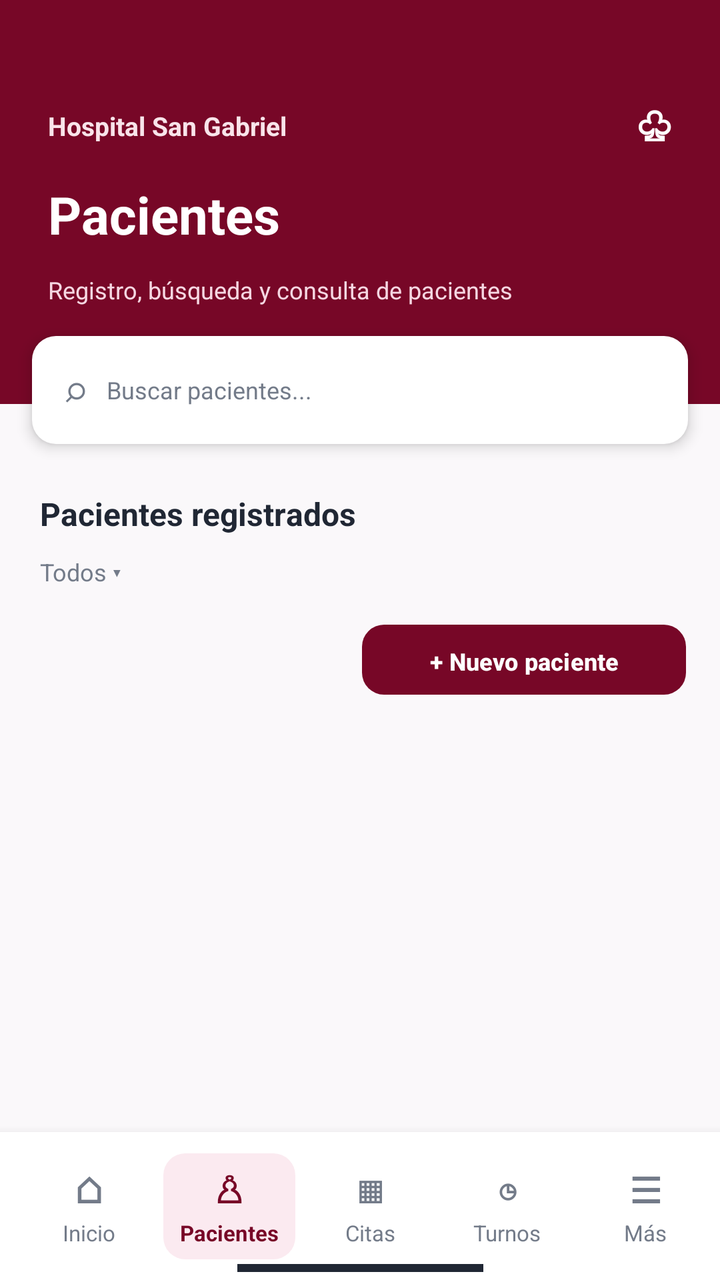
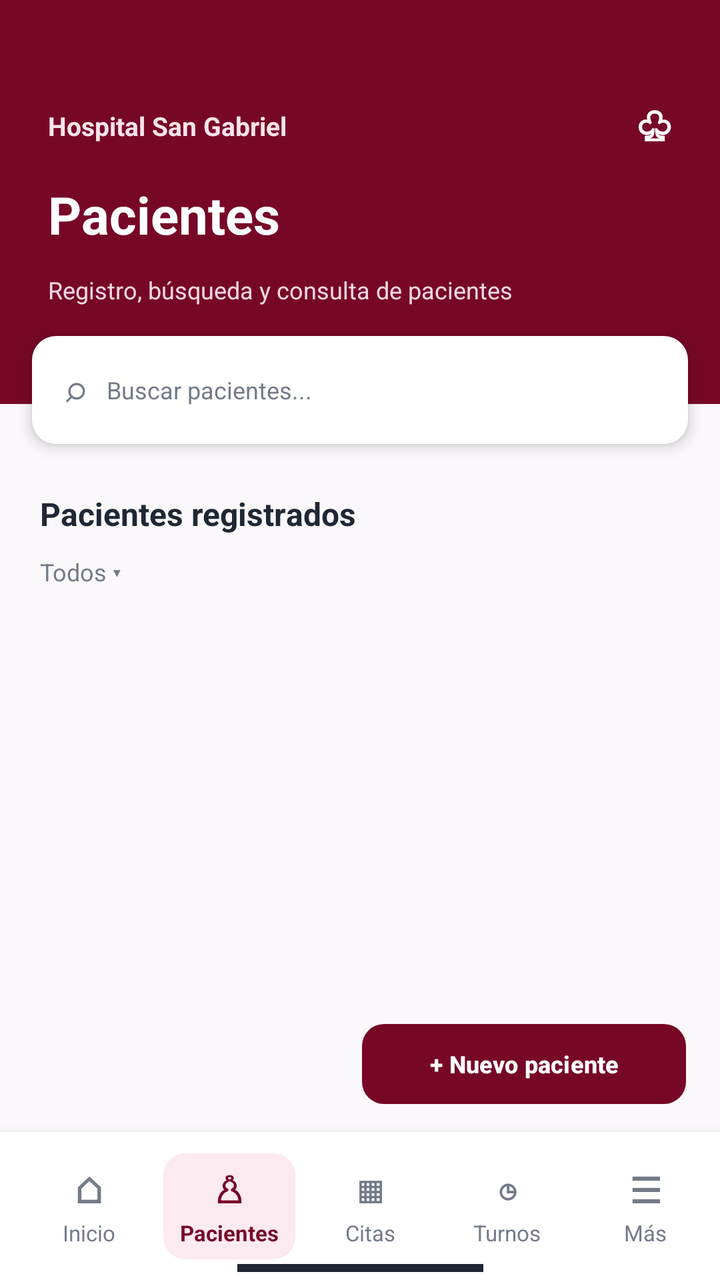

Before-and-after screenshots of an Android layout around one commit, followed by the original layout XML and the change that was made.
<!-- AndroidManifest.xml: activity theme Theme.Hospital_Universitario -->
<!-- res/layout/activity_patients.xml -->
<?xml version="1.0" encoding="utf-8"?>
<androidx.constraintlayout.widget.ConstraintLayout xmlns:android="http://schemas.android.com/apk/res/android"
    xmlns:app="http://schemas.android.com/apk/res-auto"
    xmlns:tools="http://schemas.android.com/tools"
    android:layout_width="match_parent"
    android:layout_height="match_parent"
    android:background="@color/background_main"
    tools:context=".PatientsActivity">

    
    <ScrollView
        android:layout_width="0dp"
        android:layout_height="0dp"
        android:fillViewport="true"
        app:layout_constraintBottom_toTopOf="@id/bottomNavContainer"
        app:layout_constraintEnd_toEndOf="parent"
        app:layout_constraintStart_toStartOf="parent"
        app:layout_constraintTop_toTopOf="parent">

        <androidx.constraintlayout.widget.ConstraintLayout
            android:layout_width="match_parent"
            android:layout_height="wrap_content"
            android:paddingBottom="90dp">

            
            <View
                android:id="@+id/viewHeader"
                android:layout_width="0dp"
                android:layout_height="202dp"
                android:background="@color/wine_primary"
                app:layout_constraintEnd_toEndOf="parent"
                app:layout_constraintStart_toStartOf="parent"
                app:layout_constraintTop_toTopOf="parent" />

            
            <TextView
                android:id="@+id/tvHeaderHospital"
                android:layout_width="0dp"
                android:layout_height="wrap_content"
                android:layout_marginStart="24dp"
                android:layout_marginTop="54dp"
                android:layout_marginEnd="16dp"
                android:text="@string/hospital_san_gabriel"
                android:textColor="#F9E4EA"
                android:textSize="13sp"
                android:textStyle="bold"
                app:layout_constraintEnd_toStartOf="@id/tvHeaderIcon"
                app:layout_constraintStart_toStartOf="parent"
                app:layout_constraintTop_toTopOf="parent" />

            <TextView
                android:id="@+id/tvHeaderIcon"
                android:layout_width="wrap_content"
                android:layout_height="wrap_content"
                android:layout_marginEnd="24dp"
                android:text="♧"
                android:textColor="@color/white"
                android:textSize="20sp"
                android:textStyle="bold"
                app:layout_constraintBottom_toBottomOf="@id/tvHeaderHospital"
                app:layout_constraintEnd_toEndOf="parent"
                app:layout_constraintTop_toTopOf="@id/tvHeaderHospital" />

            
            <TextView
                android:id="@+id/tvScreenTitle"
                android:layout_width="0dp"
                android:layout_height="wrap_content"
                android:layout_marginStart="24dp"
                android:layout_marginTop="18dp"
                android:layout_marginEnd="24dp"
                android:text="@string/patients_title"
                android:textColor="@color/white"
                android:textSize="26sp"
                android:textStyle="bold"
                app:layout_constraintEnd_toEndOf="parent"
                app:layout_constraintStart_toStartOf="parent"
                app:layout_constraintTop_toBottomOf="@id/tvHeaderHospital" />

            
            <TextView
                android:id="@+id/tvScreenSubtitle"
                android:layout_width="0dp"
                android:layout_height="wrap_content"
                android:layout_marginStart="24dp"
                android:layout_marginTop="12dp"
                android:layout_marginEnd="24dp"
                android:text="@string/patients_subtitle"
                android:textColor="#F6D7E2"
                android:textSize="12sp"
                app:layout_constraintEnd_toEndOf="parent"
                app:layout_constraintStart_toStartOf="parent"
                app:layout_constraintTop_toBottomOf="@id/tvScreenTitle" />

            
            <LinearLayout
                android:id="@+id/cardSearch"
                android:layout_width="0dp"
                android:layout_height="54dp"
                android:layout_marginStart="16dp"
                android:layout_marginEnd="16dp"
                android:layout_marginTop="15dp"
                android:background="@drawable/bg_dashboard_card"
                android:elevation="4dp"
                android:gravity="center_vertical"
                android:orientation="horizontal"
                android:paddingStart="16dp"
                android:paddingEnd="16dp"
                app:layout_constraintEnd_toEndOf="parent"
                app:layout_constraintStart_toStartOf="parent"
                app:layout_constraintTop_toBottomOf="@id/tvScreenSubtitle">

                <TextView
                    android:layout_width="wrap_content"
                    android:layout_height="wrap_content"
                    android:text="⌕"
                    android:textColor="#737B89"
                    android:textSize="18sp" />

                <TextView
                    android:layout_width="match_parent"
                    android:layout_height="wrap_content"
                    android:layout_marginStart="10dp"
                    android:text="@string/search_patients_hint"
                    android:textColor="#737B89"
                    android:textSize="12sp" />
            </LinearLayout>

            
            <TextView
                android:id="@+id/tvPatientsListTitle"
                android:layout_width="0dp"
                android:layout_height="wrap_content"
                android:layout_marginStart="20dp"
                android:layout_marginTop="24dp"
                android:layout_marginEnd="20dp"
                android:text="@string/registered_patients_title"
                android:textColor="#202734"
                android:textSize="16sp"
                android:textStyle="bold"
                app:layout_constraintEnd_toEndOf="parent"
                app:layout_constraintStart_toStartOf="parent"
                app:layout_constraintTop_toBottomOf="@id/cardSearch" />

            
            <TextView
                android:id="@+id/tvFilters"
                android:layout_width="0dp"
                android:layout_height="wrap_content"
                android:layout_marginStart="20dp"
                android:layout_marginTop="10dp"
                android:layout_marginEnd="20dp"
                android:text="@string/patients_filter_todos"
                android:textColor="#737B89"
                android:textSize="12sp"
                app:layout_constraintEnd_toEndOf="parent"
                app:layout_constraintStart_toStartOf="parent"
                app:layout_constraintTop_toBottomOf="@id/tvPatientsListTitle" />

            
            <androidx.recyclerview.widget.RecyclerView
                android:id="@+id/rvPatients"
                android:layout_width="0dp"
                android:layout_height="wrap_content"
                android:nestedScrollingEnabled="false"
                android:overScrollMode="never"
                app:layout_constraintEnd_toEndOf="parent"
                app:layout_constraintStart_toStartOf="parent"
                app:layout_constraintTop_toBottomOf="@id/tvFilters"
                tools:listitem="@layout/item_patient" />

            
            <TextView
                android:id="@+id/tvEmpty"
                android:layout_width="0dp"
                android:layout_height="wrap_content"
                android:layout_marginStart="20dp"
                android:layout_marginTop="24dp"
                android:layout_marginEnd="20dp"
                android:gravity="center"
                android:textColor="#737B89"
                android:textSize="14sp"
                android:visibility="gone"
                app:layout_constraintEnd_toEndOf="parent"
                app:layout_constraintStart_toStartOf="parent"
                app:layout_constraintTop_toBottomOf="@id/tvFilters" />

            <androidx.constraintlayout.widget.Barrier
                android:id="@+id/listBarrier"
                android:layout_width="wrap_content"
                android:layout_height="wrap_content"
                app:barrierDirection="bottom"
                app:constraint_referenced_ids="rvPatients,tvEmpty" />

            
            <Button
                android:id="@+id/btnNewPatient"
                android:layout_width="162dp"
                android:layout_height="35dp"
                android:layout_marginTop="18dp"
                android:layout_marginEnd="17dp"
                android:background="@drawable/bg_button_wine"
                android:text="@string/btn_new_patient"
                android:textAllCaps="false"
                android:textColor="@color/white"
                android:textSize="12sp"
                android:textStyle="bold"
                app:backgroundTint="@null"
                app:layout_constraintEnd_toEndOf="parent"
                app:layout_constraintTop_toBottomOf="@id/listBarrier" />

        </androidx.constraintlayout.widget.ConstraintLayout>
    </ScrollView>

    
    <androidx.constraintlayout.widget.ConstraintLayout
        android:id="@+id/bottomNavContainer"
        android:layout_width="0dp"
        android:layout_height="74dp"
        android:background="@color/white"
        android:elevation="8dp"
        app:layout_constraintBottom_toBottomOf="parent"
        app:layout_constraintEnd_toEndOf="parent"
        app:layout_constraintStart_toStartOf="parent">

        
        <LinearLayout
            android:id="@+id/tabInicio"
            android:layout_width="63dp"
            android:layout_height="53dp"
            android:layout_marginStart="13dp"
            android:background="?attr/selectableItemBackground"
            android:clickable="true"
            android:focusable="true"
            android:gravity="center"
            android:orientation="vertical"
            app:layout_constraintBottom_toBottomOf="parent"
            app:layout_constraintStart_toStartOf="parent"
            app:layout_constraintTop_toTopOf="parent">

            <TextView
                android:layout_width="wrap_content"
                android:layout_height="wrap_content"
                android:text="⌂"
                android:textColor="#737B89"
                android:textSize="18sp"
                android:textStyle="bold" />

            <TextView
                android:layout_width="wrap_content"
                android:layout_height="wrap_content"
                android:layout_marginTop="2dp"
                android:text="@string/nav_inicio"
                android:textColor="#737B89"
                android:textSize="11sp" />
        </LinearLayout>

        
        <LinearLayout
            android:id="@+id/tabPacientes"
            android:layout_width="66dp"
            android:layout_height="53dp"
            android:background="@drawable/bg_nav_selected"
            android:gravity="center"
            android:orientation="vertical"
            app:layout_constraintBottom_toBottomOf="parent"
            app:layout_constraintEnd_toStartOf="@id/tabCitas"
            app:layout_constraintStart_toEndOf="@id/tabInicio"
            app:layout_constraintTop_toTopOf="parent">

            <TextView
                android:layout_width="wrap_content"
                android:layout_height="wrap_content"
                android:text="♙"
                android:textColor="@color/wine_primary"
                android:textSize="18sp"
                android:textStyle="bold" />

            <TextView
                android:layout_width="wrap_content"
                android:layout_height="wrap_content"
                android:layout_marginTop="2dp"
                android:text="@string/nav_patients"
                android:textColor="@color/wine_primary"
                android:textSize="11sp"
                android:textStyle="bold" />
        </LinearLayout>

        
        <LinearLayout
            android:id="@+id/tabCitas"
            android:layout_width="63dp"
            android:layout_height="53dp"
            android:background="?attr/selectableItemBackground"
            android:clickable="true"
            android:focusable="true"
            android:gravity="center"
            android:orientation="vertical"
            app:layout_constraintBottom_toBottomOf="parent"
            app:layout_constraintEnd_toStartOf="@id/tabTurnos"
            app:layout_constraintStart_toEndOf="@id/tabPacientes"
            app:layout_constraintTop_toTopOf="parent">

            <TextView
                android:layout_width="wrap_content"
                android:layout_height="wrap_content"
                android:text="▦"
                android:textColor="#737B89"
                android:textSize="18sp"
                android:textStyle="bold" />

            <TextView
                android:layout_width="wrap_content"
                android:layout_height="wrap_content"
                android:layout_marginTop="2dp"
                android:text="@string/nav_appointments"
                android:textColor="#737B89"
                android:textSize="11sp" />
        </LinearLayout>

        
        <LinearLayout
            android:id="@+id/tabTurnos"
            android:layout_width="63dp"
            android:layout_height="53dp"
            android:background="?attr/selectableItemBackground"
            android:clickable="true"
            android:focusable="true"
            android:gravity="center"
            android:orientation="vertical"
            app:layout_constraintBottom_toBottomOf="parent"
            app:layout_constraintEnd_toStartOf="@id/tabMas"
            app:layout_constraintStart_toEndOf="@id/tabCitas"
            app:layout_constraintTop_toTopOf="parent">

            <TextView
                android:layout_width="wrap_content"
                android:layout_height="wrap_content"
                android:text="◷"
                android:textColor="#737B89"
                android:textSize="18sp"
                android:textStyle="bold" />

            <TextView
                android:layout_width="wrap_content"
                android:layout_height="wrap_content"
                android:layout_marginTop="2dp"
                android:text="@string/nav_turns"
                android:textColor="#737B89"
                android:textSize="11sp" />
        </LinearLayout>

        
        <LinearLayout
            android:id="@+id/tabMas"
            android:layout_width="63dp"
            android:layout_height="53dp"
            android:background="?attr/selectableItemBackground"
            android:clickable="true"
            android:focusable="true"
            android:gravity="center"
            android:orientation="vertical"
            app:layout_constraintBottom_toBottomOf="parent"
            app:layout_constraintEnd_toEndOf="parent"
            app:layout_constraintStart_toEndOf="@id/tabTurnos"
            app:layout_constraintTop_toTopOf="parent">

            <TextView
                android:layout_width="wrap_content"
                android:layout_height="wrap_content"
                android:text="☰"
                android:textColor="#737B89"
                android:textSize="18sp"
                android:textStyle="bold" />

            <TextView
                android:layout_width="wrap_content"
                android:layout_height="wrap_content"
                android:layout_marginTop="2dp"
                android:text="@string/nav_more"
                android:textColor="#737B89"
                android:textSize="11sp" />
        </LinearLayout>

        
        <View
            android:layout_width="123dp"
            android:layout_height="4dp"
            android:layout_marginBottom="4dp"
            android:background="#202734"
            app:layout_constraintBottom_toBottomOf="parent"
            app:layout_constraintEnd_toEndOf="parent"
            app:layout_constraintStart_toStartOf="parent" />

    </androidx.constraintlayout.widget.ConstraintLayout>

</androidx.constraintlayout.widget.ConstraintLayout>
<!-- res/layout/item_patient.xml (included above) -->
<?xml version="1.0" encoding="utf-8"?>
<androidx.constraintlayout.widget.ConstraintLayout xmlns:android="http://schemas.android.com/apk/res/android"
    xmlns:app="http://schemas.android.com/apk/res-auto"
    android:id="@+id/cardPatient"
    android:layout_width="match_parent"
    android:layout_height="86dp"
    android:layout_marginStart="17dp"
    android:layout_marginTop="12dp"
    android:layout_marginEnd="17dp"
    android:background="@drawable/bg_dashboard_card"
    android:clickable="true"
    android:elevation="2dp"
    android:focusable="true">

    <FrameLayout
        android:id="@+id/flIcon"
        android:layout_width="42dp"
        android:layout_height="42dp"
        android:layout_marginStart="14dp"
        android:background="@drawable/bg_nav_selected"
        app:layout_constraintBottom_toBottomOf="parent"
        app:layout_constraintStart_toStartOf="parent"
        app:layout_constraintTop_toTopOf="parent">

        <TextView
            android:layout_width="wrap_content"
            android:layout_height="wrap_content"
            android:layout_gravity="center"
            android:text="✚"
            android:textColor="@color/wine_primary"
            android:textSize="20sp"
            android:textStyle="bold" />
    </FrameLayout>

    <TextView
        android:id="@+id/tvName"
        android:layout_width="0dp"
        android:layout_height="wrap_content"
        android:layout_marginStart="12dp"
        android:layout_marginTop="16dp"
        android:layout_marginEnd="14dp"
        android:textColor="#202734"
        android:textSize="14sp"
        android:textStyle="bold"
        app:layout_constraintEnd_toEndOf="parent"
        app:layout_constraintStart_toEndOf="@id/flIcon"
        app:layout_constraintTop_toTopOf="parent" />

    <TextView
        android:id="@+id/tvMeta"
        android:layout_width="0dp"
        android:layout_height="wrap_content"
        android:layout_marginStart="12dp"
        android:layout_marginTop="4dp"
        android:layout_marginEnd="14dp"
        android:textColor="#737B89"
        android:textSize="11sp"
        app:layout_constraintEnd_toEndOf="parent"
        app:layout_constraintStart_toEndOf="@id/flIcon"
        app:layout_constraintTop_toBottomOf="@id/tvName" />

    <TextView
        android:id="@+id/btnViewRecord"
        android:layout_width="121dp"
        android:layout_height="24dp"
        android:layout_marginStart="12dp"
        android:layout_marginTop="6dp"
        android:background="@drawable/bg_pill_pink"
        android:clickable="true"
        android:focusable="true"
        android:gravity="center"
        android:text="@string/btn_view_record"
        android:textColor="#202734"
        android:textSize="10sp"
        android:textStyle="bold"
        app:layout_constraintStart_toEndOf="@id/flIcon"
        app:layout_constraintTop_toBottomOf="@id/tvMeta" />
</androidx.constraintlayout.widget.ConstraintLayout>
<!-- resources referenced by this layout -->
<resources>
  <color name="background_main">#FAF8FA</color>
  <color name="white">#FFFFFFFF</color>
  <color name="wine_primary">#770727</color>
  <!-- drawable bg_button_wine (drawable) -->
  <?xml version="1.0" encoding="utf-8"?>
  <shape xmlns:android="http://schemas.android.com/apk/res/android"
      android:shape="rectangle">
      <solid android:color="@color/wine_primary" />
      <corners android:radius="11dp" />
  </shape>
  <!-- drawable bg_dashboard_card (drawable) -->
  <?xml version="1.0" encoding="utf-8"?>
  <shape xmlns:android="http://schemas.android.com/apk/res/android"
      android:shape="rectangle">
      <solid android:color="@color/white" />
      <corners android:radius="12dp" />
  </shape>
  <!-- drawable bg_nav_selected (drawable) -->
  <?xml version="1.0" encoding="utf-8"?>
  <shape xmlns:android="http://schemas.android.com/apk/res/android"
      android:shape="rectangle">
      <solid android:color="#FBEAF0" />
      <corners android:radius="11dp" />
  </shape>
  <!-- drawable bg_pill_pink (drawable) -->
  <?xml version="1.0" encoding="utf-8"?>
  <shape xmlns:android="http://schemas.android.com/apk/res/android"
      android:shape="rectangle">
      <solid android:color="#FBEAF0" />
      <corners android:radius="12dp" />
  </shape>
  <string name="btn_new_patient">+ Nuevo paciente</string>
  <string name="btn_view_record">Ver expediente</string>
  <string name="hospital_san_gabriel">Hospital San Gabriel</string>
  <string name="nav_appointments">Citas</string>
  <string name="nav_inicio">Inicio</string>
  <string name="nav_more">Más</string>
  <string name="nav_patients">Pacientes</string>
  <string name="nav_turns">Turnos</string>
  <string name="patients_filter_todos">Todos ▾</string>
  <string name="patients_subtitle">Registro, búsqueda y consulta de pacientes</string>
  <string name="patients_title">Pacientes</string>
  <string name="registered_patients_title">Pacientes registrados</string>
  <string name="search_patients_hint">Buscar pacientes...</string>
  <style name="Theme.Hospital_Universitario" parent="Theme.Material3.DayNight.NoActionBar" />
</resources>

<!-- the commit's change to res/layout/activity_patients.xml (unified diff, before → after) -->
@@ -117,13 +117,33 @@
                     android:textColor="#737B89"
                     android:textSize="18sp" />
 
+                <EditText
+                    android:id="@+id/etSearch"
+                    android:layout_width="0dp"
+                    android:layout_height="match_parent"
+                    android:layout_weight="1"
+                    android:layout_marginStart="10dp"
+                    android:background="@null"
+                    android:hint="@string/search_patients_hint"
+                    android:imeOptions="actionSearch"
+                    android:importantForAutofill="no"
+                    android:inputType="text"
+                    android:maxLines="1"
+                    android:padding="0dp"
+                    android:textColor="#202734"
+                    android:textColorHint="#737B89"
+                    android:textSize="12sp" />
+
                 <TextView
-                    android:layout_width="match_parent"
+                    android:id="@+id/btnClearSearch"
+                    android:layout_width="wrap_content"
                     android:layout_height="wrap_content"
-                    android:layout_marginStart="10dp"
-                    android:text="@string/search_patients_hint"
+                    android:contentDescription="@string/patients_search_clear_desc"
+                    android:padding="8dp"
+                    android:text="✕"
                     android:textColor="#737B89"
-                    android:textSize="12sp" />
+                    android:textSize="14sp"
+                    android:visibility="gone" />
             </LinearLayout>
 
             
@@ -184,33 +204,26 @@
                 app:layout_constraintEnd_toEndOf="parent"
                 app:layout_constraintStart_toStartOf="parent"
                 app:layout_constraintTop_toBottomOf="@id/tvFilters" />
-
-            <androidx.constraintlayout.widget.Barrier
-                android:id="@+id/listBarrier"
-                android:layout_width="wrap_content"
-                android:layout_height="wrap_content"
-                app:barrierDirection="bottom"
-                app:constraint_referenced_ids="rvPatients,tvEmpty" />
-
-            
-            <Button
-                android:id="@+id/btnNewPatient"
-                android:layout_width="162dp"
-                android:layout_height="35dp"
-                android:layout_marginTop="18dp"
-                android:layout_marginEnd="17dp"
-                android:background="@drawable/bg_button_wine"
-                android:text="@string/btn_new_patient"
-                android:textAllCaps="false"
-                android:textColor="@color/white"
-                android:textSize="12sp"
-                android:textStyle="bold"
-                app:backgroundTint="@null"
-                app:layout_constraintEnd_toEndOf="parent"
-                app:layout_constraintTop_toBottomOf="@id/listBarrier" />
-
         </androidx.constraintlayout.widget.ConstraintLayout>
     </ScrollView>
+
+    
+    <Button
+        android:id="@+id/btnNewPatient"
+        android:layout_width="162dp"
+        android:layout_height="40dp"
+        android:layout_marginEnd="17dp"
+        android:layout_marginBottom="14dp"
+        android:background="@drawable/bg_button_wine"
+        android:elevation="8dp"
+        android:text="@string/btn_new_patient"
+        android:textAllCaps="false"
+        android:textColor="@color/white"
+        android:textSize="12sp"
+        android:textStyle="bold"
+        app:backgroundTint="@null"
+        app:layout_constraintBottom_toTopOf="@id/bottomNavContainer"
+        app:layout_constraintEnd_toEndOf="parent" />
 
     
     <androidx.constraintlayout.widget.ConstraintLayout
<!-- resource entries referenced after the edit -->
@@ -40,6 +40,7 @@
   <string name="nav_patients">Pacientes</string>
   <string name="nav_turns">Turnos</string>
   <string name="patients_filter_todos">Todos ▾</string>
+  <string name="patients_search_clear_desc">Limpiar búsqueda</string>
   <string name="patients_subtitle">Registro, búsqueda y consulta de pacientes</string>
   <string name="patients_title">Pacientes</string>
   <string name="registered_patients_title">Pacientes registrados</string>
